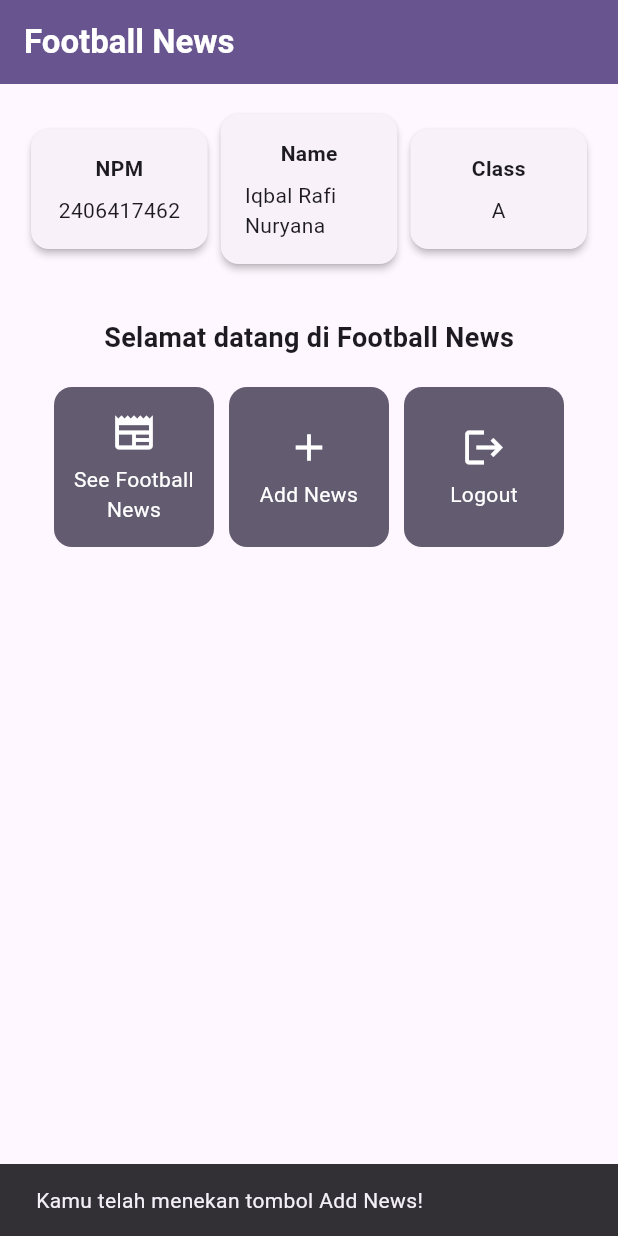
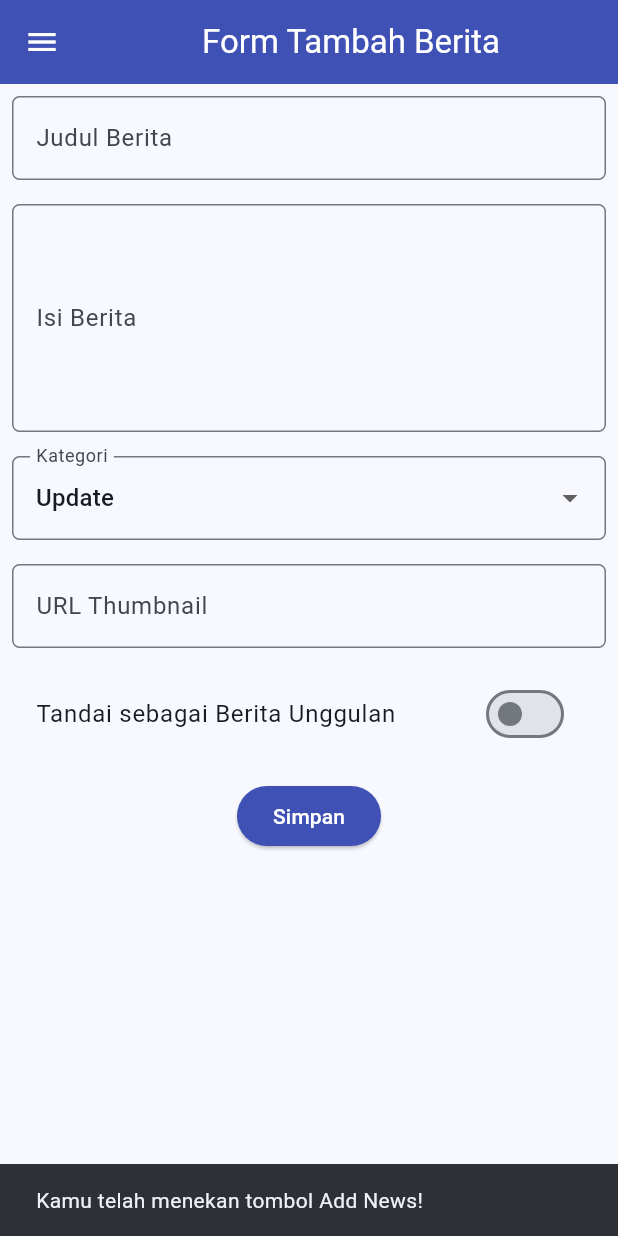
Before and after one commit to BolFengxi/football-news-mobile, a Flutter app: the screen it shows after launch, after a tap on "Add News", on a phone screen of 412 x 824 dp. Run offline on Flutter 3.47's test engine with Material 3 defaults, Android fonts, the phone set to English and light mode, and no system bars.

Commit message:
Finisihing Tutorial 7

```diff
--- a/lib/main.dart
+++ b/lib/main.dart
@@ -14,7 +14,7 @@ class MyApp extends StatelessWidget {
     return MaterialApp(
       title: 'Flutter Demo',
       theme: ThemeData(
-        colorScheme: ColorScheme.fromSeed(seedColor: Colors.deepPurple),
+        colorScheme: ColorScheme.fromSeed(seedColor: Colors.lightBlue),
       ),
       home: MyHomePage(),
     );
--- a/lib/menu.dart
+++ b/lib/menu.dart
@@ -1,4 +1,7 @@
 import 'package:flutter/material.dart';
+import 'package:football_news/newslist_form.dart';
+import 'package:football_news/widgets/left_drawer.dart';
+
 
 class MyHomePage extends StatelessWidget {
   MyHomePage({super.key});
@@ -30,6 +33,7 @@ class MyHomePage extends StatelessWidget {
         // Warna latar belakang AppBar diambil dari skema warna tema aplikasi.
         backgroundColor: Theme.of(context).colorScheme.primary,
       ),
+      drawer: LeftDrawer(),
       // Body halaman dengan padding di sekelilingnya.
       body: Padding(
         padding: const EdgeInsets.all(16.0),
@@ -154,6 +158,10 @@ class ItemCard extends StatelessWidget {
             ..showSnackBar(
               SnackBar(content: Text("Kamu telah menekan tombol ${item.name}!"))
             );
+            if (item.name == "Add News"){
+              Navigator.push(context,
+                MaterialPageRoute(builder: (context) => const NewsFormPage()));
+            }
         },
         // Container untuk menyimpan Icon dan Text
         child: Container(
--- /dev/null
+++ b/lib/newslist_form.dart
@@ -0,0 +1,210 @@
+import 'package:flutter/material.dart';
+import 'package:football_news/widgets/left_drawer.dart';
+
+class NewsFormPage extends StatefulWidget {
+  const NewsFormPage({super.key});
+
+  @override
+  State<NewsFormPage> createState() => _NewsFormPageState();
+}
+
+class _NewsFormPageState extends State<NewsFormPage> {
+  final _formKey = GlobalKey<FormState>();
+  String _title = "";
+  String _content = "";
+  String _category = "update"; // default
+  String _thumbnail = "";
+  bool _isFeatured = false; // default
+
+  final List<String> _categories = [
+    'transfer',
+    'update',
+    'exclusive',
+    'match',
+    'rumor',
+    'analysis',
+  ];
+
+  @override
+  Widget build(BuildContext context) {
+    return Scaffold(
+      appBar: AppBar(
+        title: const Center(child: Text('Form Tambah Berita')),
+        backgroundColor: Colors.indigo,
+        foregroundColor: Colors.white,
+      ),
+      drawer: LeftDrawer(),
+      body: Form(
+        key: _formKey,
+        child: SingleChildScrollView(
+          child: Column(
+            crossAxisAlignment: CrossAxisAlignment.start,
+            children: [
+              // === Title ===
+              Padding(
+                padding: const EdgeInsets.all(8.0),
+                child: TextFormField(
+                  decoration: InputDecoration(
+                    hintText: "Judul Berita",
+                    labelText: "Judul Berita",
+                    border: OutlineInputBorder(
+                      borderRadius: BorderRadius.circular(5.0),
+                    ),
+                  ),
+                  onChanged: (String? value) {
+                    setState(() {
+                      _title = value!;
+                    });
+                  },
+                  validator: (String? value) {
+                    if (value == null || value.isEmpty) {
+                      return "Judul tidak boleh kosong!";
+                    }
+                    return null;
+                  },
+                ),
+              ),
+
+              // === Content ===
+              Padding(
+                padding: const EdgeInsets.all(8.0),
+                child: TextFormField(
+                  maxLines: 5,
+                  decoration: InputDecoration(
+                    hintText: "Isi Berita",
+                    labelText: "Isi Berita",
+                    border: OutlineInputBorder(
+                      borderRadius: BorderRadius.circular(5.0),
+                    ),
+                  ),
+                  onChanged: (String? value) {
+                    setState(() {
+                      _content = value!;
+                    });
+                  },
+                  validator: (String? value) {
+                    if (value == null || value.isEmpty) {
+                      return "Isi berita tidak boleh kosong!";
+                    }
+                    return null;
+                  },
+                ),
+              ),
+
+              // === Category ===
+              Padding(
+                padding: const EdgeInsets.all(8.0),
+                child: DropdownButtonFormField<String>(
+                  decoration: InputDecoration(
+                    labelText: "Kategori",
+                    border: OutlineInputBorder(
+                      borderRadius: BorderRadius.circular(5.0),
+                    ),
+                  ),
+                  value: _category,
+                  items: _categories
+                      .map(
+                        (cat) => DropdownMenuItem(
+                          value: cat,
+                          child: Text(cat[0].toUpperCase() + cat.substring(1)),
+                        ),
+                      )
+                      .toList(),
+                  onChanged: (String? newValue) {
+                    setState(() {
+                      _category = newValue!;
+                    });
+                  },
+                ),
+              ),
+
+              // === Thumbnail URL ===
+              Padding(
+                padding: const EdgeInsets.all(8.0),
+                child: TextFormField(
+                  decoration: InputDecoration(
+                    hintText: "URL Thumbnail (opsional)",
+                    labelText: "URL Thumbnail",
+                    border: OutlineInputBorder(
+                      borderRadius: BorderRadius.circular(5.0),
+                    ),
+                  ),
+                  onChanged: (String? value) {
+                    setState(() {
+                      _thumbnail = value!;
+                    });
+                  },
+                ),
+              ),
+
+              // === Is Featured ===
+              Padding(
+                padding: const EdgeInsets.all(8.0),
+                child: SwitchListTile(
+                  title: const Text("Tandai sebagai Berita Unggulan"),
+                  value: _isFeatured,
+                  onChanged: (bool value) {
+                    setState(() {
+                      _isFeatured = value;
+                    });
+                  },
+                ),
+              ),
+              // === Tombol Simpan ===
+              Align(
+                alignment: Alignment.bottomCenter,
+                child: Padding(
+                  padding: const EdgeInsets.all(8.0),
+                  child: ElevatedButton(
+                    style: ButtonStyle(
+                      backgroundColor: MaterialStateProperty.all(Colors.indigo),
+                    ),
+                    onPressed: () {
+                      if (_formKey.currentState!.validate()) {
+                        showDialog(
+                          context: context,
+                          builder: (context) {
+                            return AlertDialog(
+                              title: const Text('Berita berhasil disimpan!'),
+                              content: SingleChildScrollView(
+                                child: Column(
+                                  crossAxisAlignment: CrossAxisAlignment.start,
+                                  children: [
+                                    Text('Judul: $_title'),
+                                    Text('Isi: $_content'),
+                                    Text('Kategori: $_category'),
+                                    Text('Thumbnail: $_thumbnail'),
+                                    Text(
+                                      'Unggulan: ${_isFeatured ? "Ya" : "Tidak"}',
+                                    ),
+                                  ],
+                                ),
+                              ),
+                              actions: [
+                                TextButton(
+                                  child: const Text('OK'),
+                                  onPressed: () {
+                                    Navigator.pop(context);
+                                    _formKey.currentState!.reset();
+                                  },
+                                ),
+                              ],
+                            );
+                          },
+                        );
+                      }
+                    },
+                    child: const Text(
+                      "Simpan",
+                      style: TextStyle(color: Colors.white),
+                    ),
+                  ),
+                ),
+              ),
+            ],
+          ),
+        ),
+      ),
+    );
+  }
+}
--- /dev/null
+++ b/lib/widgets/left_drawer.dart
@@ -0,0 +1,71 @@
+import 'package:flutter/material.dart';
+import 'package:football_news/menu.dart';
+import 'package:football_news/newslist_form.dart';
+
+class LeftDrawer extends StatelessWidget {
+  const LeftDrawer({super.key});
+
+  @override
+  Widget build(BuildContext context) {
+    return Drawer(
+      child: ListView(
+        children: [
+          const DrawerHeader(
+            decoration: BoxDecoration(
+              color: Colors.blue,
+            ),
+            child: Column(
+              children: [
+                Text(
+                  'Football News',
+                  textAlign: TextAlign.center,
+                  style: TextStyle(
+                    fontSize: 30,
+                    fontWeight: FontWeight.bold,
+                    color: Colors.white
+                  ),
+                ),
+                Padding(padding: EdgeInsets.all(10)),
+                Text("Seluruh berita sepak bola terkini di sini!",
+                  textAlign: TextAlign.center,
+                  style: TextStyle(
+                    fontSize: 15,
+                    color: Colors.white,
+                    fontWeight: FontWeight.normal
+                  )
+                )
+              ],
+            )
+          ),
+          ListTile(
+            leading: const Icon(Icons.home),
+            title: const Text('Home'),
+            onTap: () {
+              Navigator.pushReplacement(
+                context,
+                MaterialPageRoute(
+                  builder: (context) => MyHomePage()
+                  ));
+            },
+          ),
+            ListTile(
+            leading: const Icon(Icons.add),
+            title: const Text('Add News'),
+            onTap: () {
+              Navigator.push(
+              context,
+              MaterialPageRoute(builder: (context) => NewsFormPage()),
+              );
+            },
+            ),
+            ListTile(
+            leading: const Icon(Icons.list),
+            title: const Text('View News'),
+            onTap: () {
+            },
+          ),
+        ],
+      ),
+    );
+  }
+}
```
